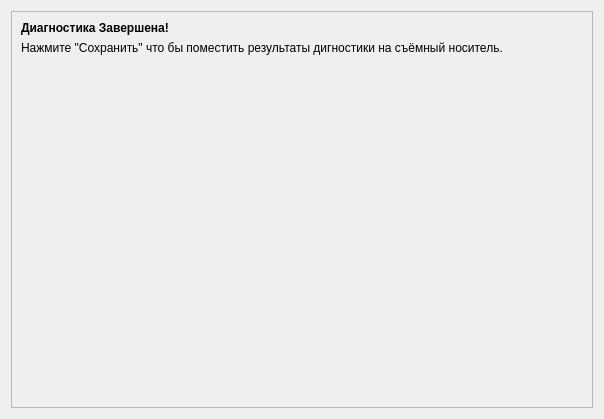
Before: the Qt Designer form src/app/4.ui in AntProBasealt/wizard, drawn with Qt 5.
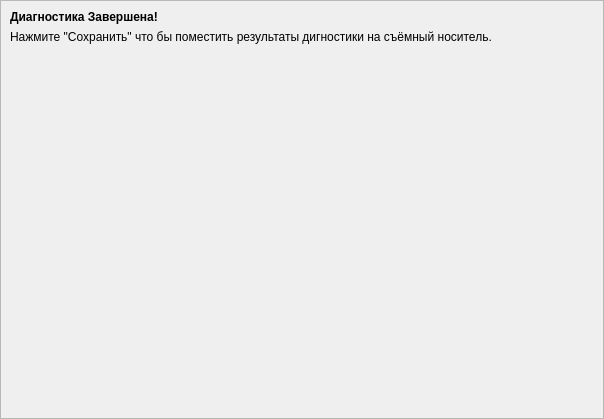
After: the same form once the commit is applied.

The edit to the form file:
```diff
--- a/src/app/4.ui
+++ b/src/app/4.ui
@@ -14,6 +14,21 @@
    <string>Form</string>
   </property>
   <layout class="QGridLayout" name="gridLayout">
+   <property name="leftMargin">
+    <number>0</number>
+   </property>
+   <property name="topMargin">
+    <number>0</number>
+   </property>
+   <property name="rightMargin">
+    <number>0</number>
+   </property>
+   <property name="bottomMargin">
+    <number>0</number>
+   </property>
+   <property name="spacing">
+    <number>0</number>
+   </property>
    <item row="0" column="0" colspan="2">
     <widget class="QFrame" name="frame">
      <property name="frameShape">
```
